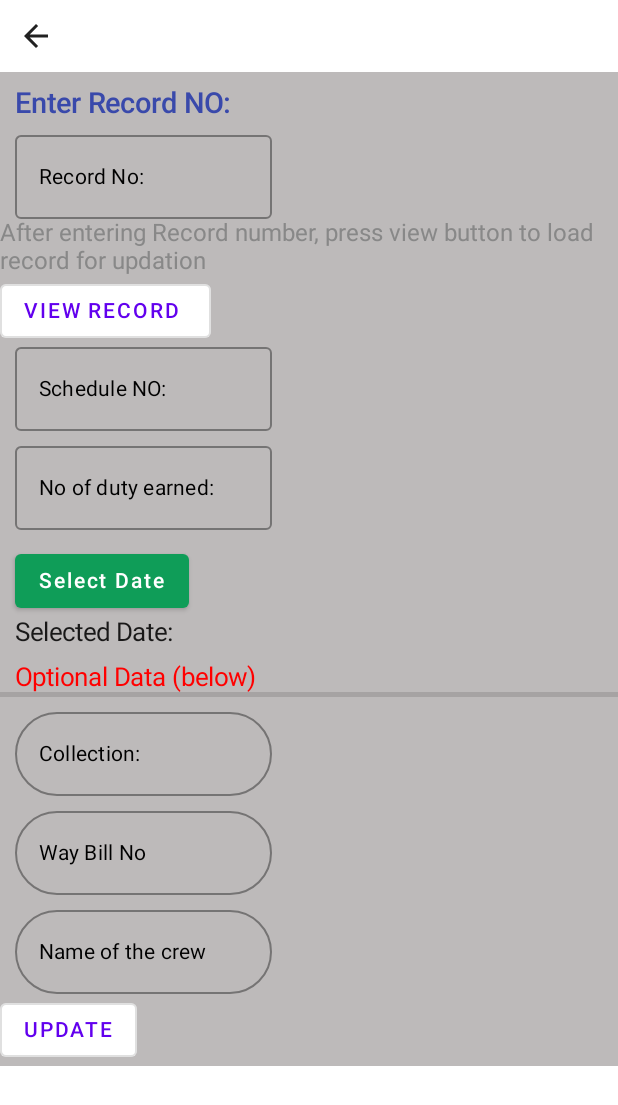
After one commit to abhilashmullakkara/RealtimeDataNew, an Android app built with Jetpack Compose: the UpdateDutyDiaryScreen screen opened through its navigation route, on a phone screen of 412 x 824 dp. The commit adds this screen. Shown: the top 1105 px of the screen. Run offline under Robolectric (Android 15) with nearby library versions, the phone set to English and light mode, and no system bars.

Commit message:
Room Database , a new window opened for updating duty diary

```diff
--- a/app/src/main/java/com/abhilash/livedata/ui/theme/MenuScreen.kt
+++ b/app/src/main/java/com/abhilash/livedata/ui/theme/MenuScreen.kt
@@ -181,6 +181,23 @@ fun MenuScreen(navController: NavController) {
                         Text("Delete Record", color = Color.Blue, fontSize = 20.sp)
                     }
                 }
+                //Update Duty Diary
+                Card(
+                    modifier = Modifier
+                        .fillMaxWidth()
+                        .padding(10.dp)
+                        .height(100.dp), // Adjust the height as needed
+                    backgroundColor = Color.White,
+                    shape= CircleShape,
+                    elevation = 5.dp
+                ) {
+                    TextButton(onClick = {
+                        navController.navigate("UpdateDutyDiaryScreen")
+                    }) {
+                        Text("Update duty Diary", color = Color.Blue, fontSize = 20.sp)
+                    }
+                }
+                //
                 Card(
                     modifier = Modifier
                         .fillMaxWidth()
--- a/app/src/main/java/com/abhilash/livedata/ui/theme/ScreenManager.kt
+++ b/app/src/main/java/com/abhilash/livedata/ui/theme/ScreenManager.kt
@@ -60,5 +60,8 @@ fun ScreenManager(){
         composable("FindMyBusScreen"){
            FindMyBusScreen(navController)
         }
+        composable("UpdateDutyDiaryScreen"){
+            UpdateDutyDiaryScreen(navController)
+        }
     }
 }
--- /dev/null
+++ b/app/src/main/java/com/abhilash/livedata/ui/theme/UpdateDutyDiaryScreen.kt
@@ -0,0 +1,292 @@
+package com.abhilash.livedata.ui.theme
+
+import android.os.Build
+import android.widget.Toast
+import androidx.annotation.RequiresApi
+import androidx.compose.foundation.layout.Column
+import androidx.compose.foundation.layout.Spacer
+import androidx.compose.foundation.layout.fillMaxWidth
+import androidx.compose.foundation.layout.height
+import androidx.compose.foundation.layout.padding
+import androidx.compose.foundation.shape.RoundedCornerShape
+import androidx.compose.foundation.text.KeyboardOptions
+import androidx.compose.material.Divider
+import androidx.compose.material.Icon
+import androidx.compose.material.IconButton
+import androidx.compose.material.OutlinedButton
+import androidx.compose.material.OutlinedTextField
+import androidx.compose.material.Surface
+import androidx.compose.material.Text
+import androidx.compose.material.icons.Icons
+import androidx.compose.material.icons.outlined.ArrowBack
+import androidx.compose.runtime.Composable
+import androidx.compose.runtime.getValue
+import androidx.compose.runtime.mutableStateOf
+import androidx.compose.runtime.rememberCoroutineScope
+import androidx.compose.runtime.saveable.rememberSaveable
+import androidx.compose.runtime.setValue
+import androidx.compose.ui.Modifier
+import androidx.compose.ui.graphics.Color
+import androidx.compose.ui.platform.LocalContext
+import androidx.compose.ui.text.TextRange
+import androidx.compose.ui.text.font.FontWeight
+import androidx.compose.ui.text.input.KeyboardType
+import androidx.compose.ui.text.input.TextFieldValue
+import androidx.compose.ui.unit.dp
+import androidx.compose.ui.unit.sp
+import androidx.navigation.NavController
+import com.abhilash.livedata.ui.theme.read.isValidText
+import com.abhilash.livedata.ui.theme.userdatabase.Employee
+import com.abhilash.livedata.ui.theme.userdatabase.EmployeeDB
+import com.abhilash.livedata.ui.theme.userdatabase.MyCalendar
+import kotlinx.coroutines.launch
+import java.util.Date
+
+@RequiresApi(Build.VERSION_CODES.O)
+@Composable
+fun UpdateDutyDiaryScreen(navController: NavController){
+    Column {
+        IconButton(onClick = {
+            navController.popBackStack()
+        })
+        {
+            Icon(imageVector = Icons.Outlined.ArrowBack, contentDescription = "Arrow")
+        }
+        UpdateDiary()
+
+
+    }
+
+}
+
+@RequiresApi(Build.VERSION_CODES.O)
+@Composable
+fun UpdateDiary() {
+    Surface(color = Color(0xFFBDBABA)) {
+
+
+        val context = LocalContext.current
+        val coroutineScope = rememberCoroutineScope()
+        var recNo by rememberSaveable { mutableStateOf("") }
+        var scheduleNo by rememberSaveable { mutableStateOf("") }
+        var dutyEearnt by rememberSaveable { mutableStateOf("") }
+        var permedDate by rememberSaveable { mutableStateOf(Date()) }
+        var todayCollection by rememberSaveable { mutableStateOf("") }
+        var wBillNo by rememberSaveable { mutableStateOf("") }
+        var crewName by rememberSaveable { mutableStateOf("") }
+        Column {
+
+            Text(
+                "Enter Record NO:", fontSize = 19.sp,
+                color = Color(0xFF3949AB),
+                fontWeight = FontWeight.SemiBold, modifier = Modifier.padding(10.dp)
+            )
+            OutlinedTextField (
+                value = recNo,
+                singleLine = true,
+                //shape = RoundedCornerShape(80),
+                keyboardOptions = KeyboardOptions.Default.copy(keyboardType = KeyboardType.Number),
+                onValueChange = {
+                    recNo=it
+                },
+                modifier = Modifier
+                    .fillMaxWidth(0.44f)
+                    .padding(start = 10.dp),
+                placeholder = {
+                    Text(
+                        text = "Record No:",
+                        color = Color.Black,
+                        fontSize = 14.sp
+                    )
+                },
+                    )
+            Text(text = "After entering Record number," +
+                    " press view button to load record for updation",
+                color = Color.Gray)
+            //view corresponding record
+            OutlinedButton(onClick = {
+                if (recNo.isBlank())
+                { recNo="0"
+                  Toast.makeText(context,"Record Not found",Toast.LENGTH_SHORT).show()
+                }
+                else
+                {
+                    coroutineScope.launch {
+                        try {
+                            val employeeInfo = EmployeeDB.getInstance(context).getEmployeeDao().view(recNo = recNo.toInt())
+                            scheduleNo=employeeInfo.dutyNo
+                            dutyEearnt=employeeInfo.dutyEarned
+                            crewName=employeeInfo.employeeName
+                            todayCollection=employeeInfo.collection
+                            wBillNo=employeeInfo.wayBillNo
+                            permedDate=employeeInfo.performedOn
+                        } catch (e: Exception) {
+                            Toast.makeText(context,"Record Not found",Toast.LENGTH_SHORT).show()
+                        }
+                    }
+
+                }
+            })
+            {
+                Text(text = "VIEW RECORD ")
+            }
+
+            OutlinedTextField(
+                value = scheduleNo,
+                singleLine = true,
+                //shape = RoundedCornerShape(80),
+                // keyboardOptions = KeyboardOptions.Default.copy(keyboardType = KeyboardType.Ascii),
+                keyboardOptions = KeyboardOptions.Default.copy(keyboardType = KeyboardType.Number),
+                onValueChange = { newValue ->
+                    val textFieldValue = TextFieldValue(newValue, TextRange(newValue.length))
+                    if (isValidText(textFieldValue)) {
+                        scheduleNo = textFieldValue.text
+                    }
+                },
+                modifier = Modifier
+                    .fillMaxWidth(0.44f)
+                    .padding(start = 10.dp),
+                placeholder = {
+                    Text(
+                        text = "Schedule NO:",
+                        color = Color.Black,
+                        fontSize = 14.sp
+                    )
+                }
+            )
+            Spacer(modifier = Modifier.height(10.dp))
+
+            OutlinedTextField(
+                value = dutyEearnt,
+                singleLine = true,
+               // shape = RoundedCornerShape(80),
+                //keyboardOptions = KeyboardOptions.Default.copy(keyboardType = KeyboardType.Ascii),
+                keyboardOptions = KeyboardOptions.Default.copy(keyboardType = KeyboardType.Number),
+
+                onValueChange = {
+                    dutyEearnt = it
+                },
+                modifier = Modifier
+                    .fillMaxWidth(0.44f)
+                    .padding(start = 10.dp),
+                placeholder = {
+                    Text(
+                        text = "No of duty earned:",
+                        color = Color.Black,
+                        fontSize = 14.sp
+                    )
+                }
+            )
+            Spacer(modifier = Modifier.height(10.dp))
+            // Text("Select Date ")
+            permedDate = MyCalendar()
+            Spacer(modifier = Modifier.height(10.dp))
+            Text(
+                "Optional Data (below)",
+                fontSize = 17.sp,
+                color = Color.Red,
+                modifier = Modifier.padding(start = 10.dp)
+            )
+            Divider(thickness = 3.dp)
+            Spacer(modifier = Modifier.height(10.dp))
+            OutlinedTextField(
+                value = todayCollection,
+                singleLine = true,
+                shape = RoundedCornerShape(80),
+                keyboardOptions = KeyboardOptions.Default.copy(keyboardType = KeyboardType.Number),
+                onValueChange = {
+                    todayCollection = it
+                },
+                modifier = Modifier
+                    .fillMaxWidth(0.44f)
+                    .padding(start = 10.dp),
+                placeholder = {
+                    Text(
+                        text = "Collection:",
+                        color = Color.Black,
+                        fontSize = 14.sp
+                    )
+                }
+
+            )
+            Spacer(modifier = Modifier.height(10.dp))
+            OutlinedTextField(
+                value = wBillNo,
+                singleLine = true,
+                shape = RoundedCornerShape(80),
+                keyboardOptions = KeyboardOptions.Default.copy(keyboardType = KeyboardType.Number),
+                onValueChange = { newValue ->
+                    val textFieldValue = TextFieldValue(newValue, TextRange(newValue.length))
+                    if (isValidText(textFieldValue)) {
+                        wBillNo = textFieldValue.text
+                    }
+                },
+                modifier = Modifier
+                    .fillMaxWidth(0.44f)
+                    .padding(start = 10.dp),
+                placeholder = {
+                    Text(
+                        text = "Way Bill No",
+                        color = Color.Black,
+                        fontSize = 14.sp
+                    )
+                }
+            )
+            Spacer(modifier = Modifier.height(10.dp))
+//
+            OutlinedTextField(
+                value = crewName,
+                singleLine = true,
+                shape = RoundedCornerShape(80),
+                keyboardOptions = KeyboardOptions.Default.copy(keyboardType = KeyboardType.Ascii),
+                onValueChange = {
+                    crewName = it
+                },
+                modifier = Modifier
+                    .fillMaxWidth(0.44f)
+                    .padding(start = 10.dp),
+                placeholder = {
+                    Text(
+                        text = "Name of the crew",
+                        color = Color.Black,
+                        fontSize = 14.sp
+                    )
+                }
+            )
+            OutlinedButton(onClick = {
+                if (scheduleNo.isNotBlank() && dutyEearnt.isNotBlank()) {
+                    coroutineScope.launch {
+                        if (todayCollection.isBlank()) todayCollection = "--.--"
+                        val employee = Employee(
+                            scheduleNo,
+                            permedDate,
+                            dutyEearnt,
+                            todayCollection,
+                            crewName,
+                            wBillNo,
+                            id=recNo.toInt()
+                            )
+                        EmployeeDB.getInstance(context).getEmployeeDao().update(employee)
+
+                        Toast.makeText(context, "Record inserted successfully", Toast.LENGTH_SHORT)
+                            .show()
+                        scheduleNo = ""
+                        dutyEearnt = ""
+                        todayCollection = ""
+                        crewName = ""
+                        wBillNo = ""
+
+
+                    }
+
+
+                } else {
+                    Toast.makeText(context, "Input Record first", Toast.LENGTH_SHORT).show()
+                }
+            }) {
+                Text("UPDATE")
+            }
+
+        }
+    }
+}
--- a/app/src/main/java/com/abhilash/livedata/ui/theme/userdatabase/EmployeeDao.kt
+++ b/app/src/main/java/com/abhilash/livedata/ui/theme/userdatabase/EmployeeDao.kt
@@ -4,6 +4,7 @@ import androidx.room.Dao
 import androidx.room.Insert
 import androidx.room.OnConflictStrategy
 import androidx.room.Query
+import androidx.room.Update
 
 @Dao
 interface EmployeeDao {
@@ -11,11 +12,15 @@ interface EmployeeDao {
     suspend fun insert(employee: Employee)
     @Query ("select * from  Employee  order by performedOn" )
     suspend fun display():List<Employee>
+    @Query ("select * from  Employee  where id=:recNo" )
+    suspend fun view(recNo: Int):Employee
     @Query("delete  from Employee where id=:recNo")
     suspend fun delete(recNo:Int)
     @Query("DELETE FROM Employee")
     suspend fun deleteAll()
     @Query("DELETE FROM sqlite_sequence WHERE name='Employee'")
     suspend fun resetSequence()
+    @Update
+    suspend fun update(employee: Employee)
 
 }
--- a/app/src/main/java/com/abhilash/livedata/ui/theme/userdatabase/ViewDiaryScreen.kt
+++ b/app/src/main/java/com/abhilash/livedata/ui/theme/userdatabase/ViewDiaryScreen.kt
@@ -117,7 +117,7 @@ fun ViewDiaryScreen(navController: NavController) {
 
             }
 
-            Text("Record    DutyNo      Performed on    Duty earned     W/B no  CrewName    Collection")
+            Text("Record    Duty      Date    Duty earned     W/B no  CrewName    Collection", modifier = Modifier.padding(start=10.dp).fillMaxWidth())
             Column(modifier = Modifier.verticalScroll(scroll)) {
                 Card(
                     modifier = Modifier
```
Also changed, not shown: app/src/main/java/com/abhilash/livedata/ui/theme/FindMyBusScreen.kt (+26 -48 lines), app/src/main/java/com/abhilash/livedata/ui/theme/userdatabase/AddDutyDiaryScreen.kt (+0 -18 lines), app/src/main/java/com/abhilash/livedata/ui/theme/userdatabase/DeleteRecordScreen.kt (+0 -10 lines), app/src/main/java/com/abhilash/livedata/ui/theme/userdatabase/RoomData.kt (+0 -17 lines).
